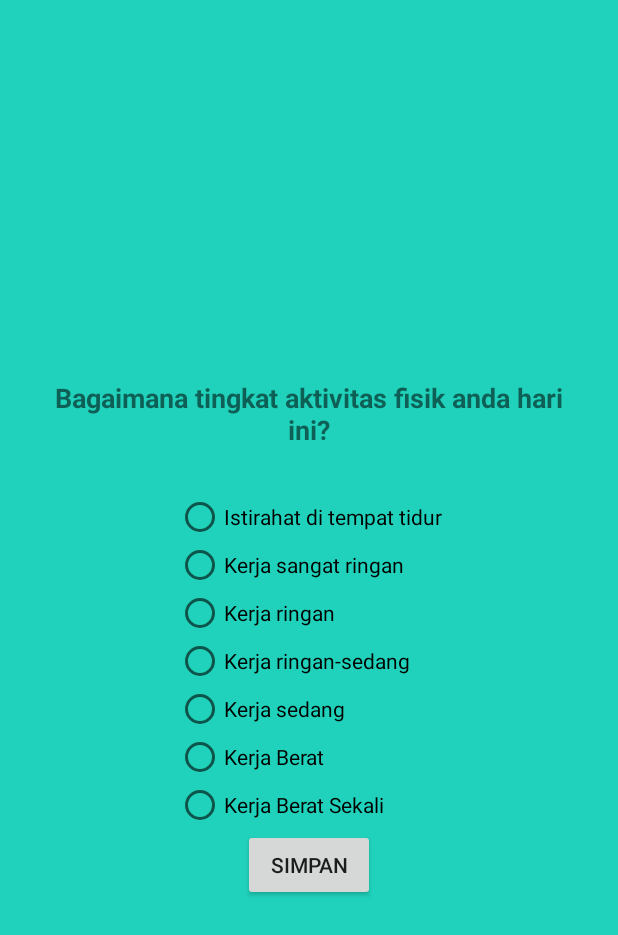
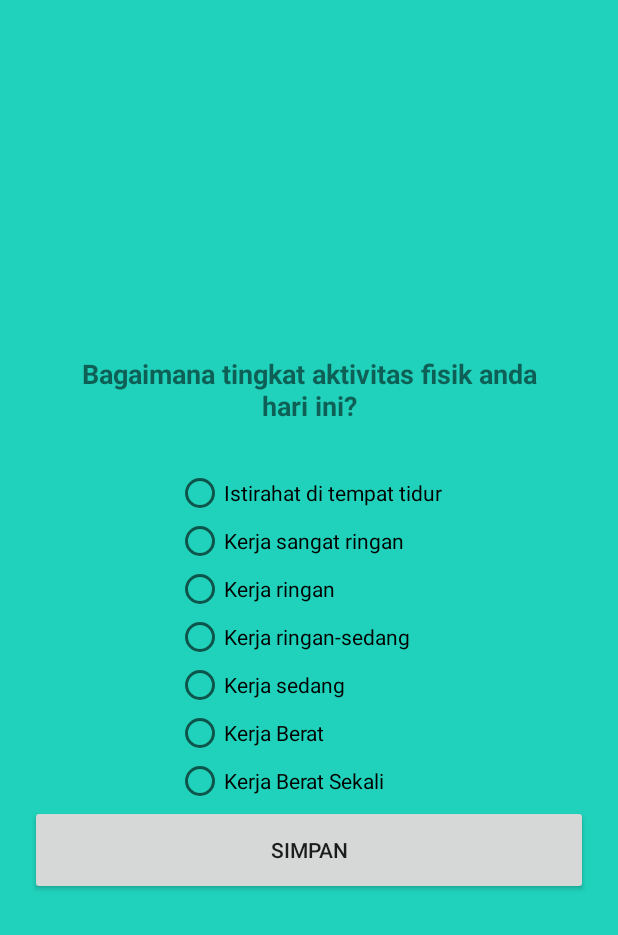
Before and after one commit to ayyash-ayyub/Behy, an Android app: the FormActivityToday screen opened directly, with no data from a screen before it, on a phone screen of 412 x 824 dp. Shown: the top 935 px of the screen. Run offline under Robolectric (Android 15) with nearby library versions, the phone set to English and light mode, and no system bars.

Commit message:
update form bb, tb & aktifitas fisik

```diff
--- a/app/src/main/java/adompo/ayyash/behay/FormActivityToday.java
+++ b/app/src/main/java/adompo/ayyash/behay/FormActivityToday.java
@@ -1,13 +1,26 @@
 package adompo.ayyash.behay;
 
+import android.content.Intent;
 import android.support.v7.app.AppCompatActivity;
 import android.os.Bundle;
+import android.view.View;
+import android.widget.Button;
 
 public class FormActivityToday extends AppCompatActivity {
-
+    Button btnSimpan;
     @Override
     protected void onCreate(Bundle savedInstanceState) {
         super.onCreate(savedInstanceState);
         setContentView(R.layout.activity_form_today);
+
+        btnSimpan = (Button)findViewById(R.id.btn_simpan);
+        btnSimpan.setOnClickListener(new View.OnClickListener() {
+            @Override
+            public void onClick(View view) {
+                Intent i = new Intent(getApplicationContext(),BeratBadan.class);
+                startActivity(i);
+                finish();
+            }
+        });
     }
 }
--- a/app/src/main/java/adompo/ayyash/behay/MainActivity.java
+++ b/app/src/main/java/adompo/ayyash/behay/MainActivity.java
@@ -91,7 +91,7 @@ public class MainActivity extends AppCompatActivity {
         loggedIn = pref.isLoggedIn();
 
         if (loggedIn) {
-            Intent intent = new Intent(MainActivity.this, UtamaActivity.class);
+            Intent intent = new Intent(MainActivity.this, FormActivityToday.class);
             startActivity(intent);
             finish();
         }
@@ -115,7 +115,7 @@ public class MainActivity extends AppCompatActivity {
                             pref.setLoggedIn(true);
                             pref.setActiveEmail(nisA);
 
-                            Intent i = new Intent(MainActivity.this, UtamaActivity.class);
+                            Intent i = new Intent(MainActivity.this, FormActivityToday.class);
                             startActivity(i);
 
                             progressDialog.dismiss();
--- a/app/src/main/res/layout/activity_form_today.xml
+++ b/app/src/main/res/layout/activity_form_today.xml
@@ -7,6 +7,7 @@
     android:background="@color/bg_screen2"
     android:gravity="center"
     android:orientation="vertical"
+    android:padding="20dp"
     tools:context="adompo.ayyash.behay.TinggiBadan">
 
     <TextView
@@ -14,6 +15,7 @@
         android:layout_width="match_parent"
         android:layout_height="wrap_content"
         android:layout_margin="30dp"
+
         android:gravity="center"
         android:text="Bagaimana tingkat aktivitas fisik anda hari ini?"
         android:textAlignment="center"
@@ -23,39 +25,47 @@
     <RadioGroup
         android:layout_width="wrap_content"
         android:layout_height="wrap_content">
+
         <RadioButton
             android:layout_width="wrap_content"
-            android:text="Istirahat di tempat tidur"
-            android:layout_height="wrap_content" />
+            android:layout_height="wrap_content"
+            android:text="Istirahat di tempat tidur" />
+
         <RadioButton
             android:layout_width="wrap_content"
-            android:text="Kerja sangat ringan"
-            android:layout_height="wrap_content" />
+            android:layout_height="wrap_content"
+            android:text="Kerja sangat ringan" />
+
         <RadioButton
             android:layout_width="wrap_content"
-            android:text="Kerja ringan"
-            android:layout_height="wrap_content" />
+            android:layout_height="wrap_content"
+            android:text="Kerja ringan" />
+
         <RadioButton
             android:layout_width="wrap_content"
-            android:text="Kerja ringan-sedang"
-            android:layout_height="wrap_content" />
+            android:layout_height="wrap_content"
+            android:text="Kerja ringan-sedang" />
+
         <RadioButton
             android:layout_width="wrap_content"
-            android:text="Kerja sedang"
-            android:layout_height="wrap_content" />
+            android:layout_height="wrap_content"
+            android:text="Kerja sedang" />
+
         <RadioButton
             android:layout_width="wrap_content"
-            android:text="Kerja Berat"
-            android:layout_height="wrap_content" />
+            android:layout_height="wrap_content"
+            android:text="Kerja Berat" />
+
         <RadioButton
             android:layout_width="wrap_content"
-            android:text="Kerja Berat Sekali"
-            android:layout_height="wrap_content" />
+            android:layout_height="wrap_content"
+            android:text="Kerja Berat Sekali" />
     </RadioGroup>
 
     <Button
         android:id="@+id/btn_simpan"
-        android:layout_width="wrap_content"
-        android:layout_height="wrap_content"
+        android:layout_width="match_parent"
+        android:layout_height="60dp"
+        android:layout_marginBottom="20dp"
         android:text="Simpan" />
 </LinearLayout>
```
Also changed, not shown: app/src/main/AndroidManifest.xml (+6 -3 lines), app/src/main/java/adompo/ayyash/behay/BeratBadan.java (+14 -1 lines), app/src/main/res/layout/activity_berat_badan.xml (+19 -4 lines), app/src/main/res/layout/activity_tinggi_badan.xml (+23 -7 lines), 15 other files.
